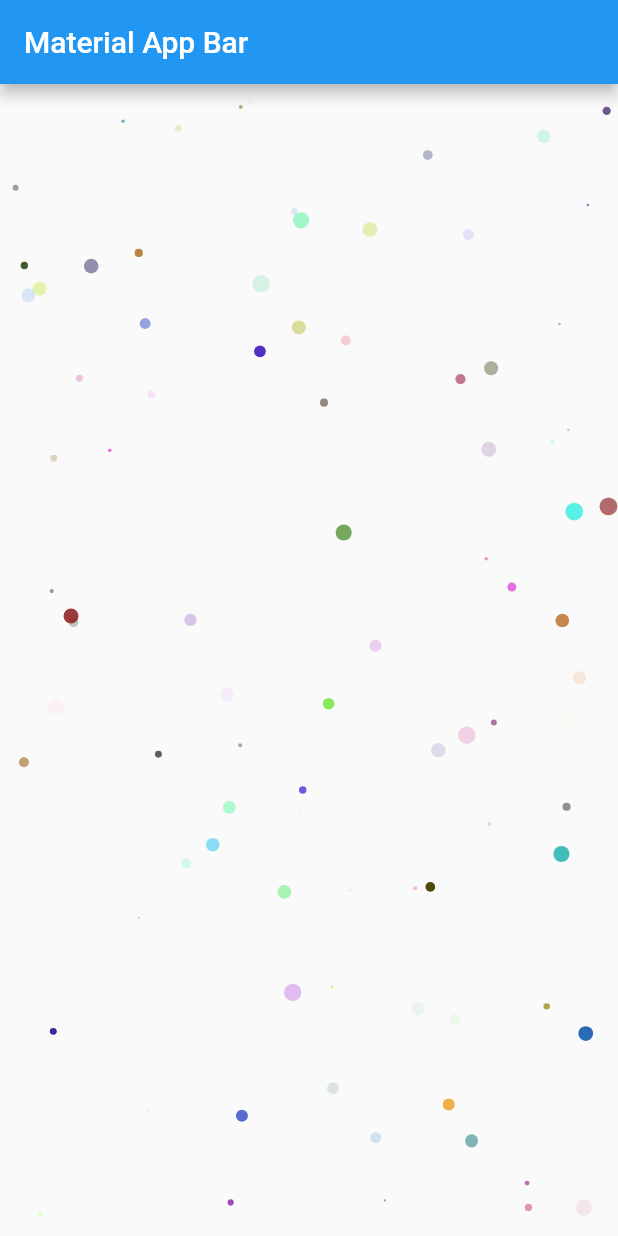
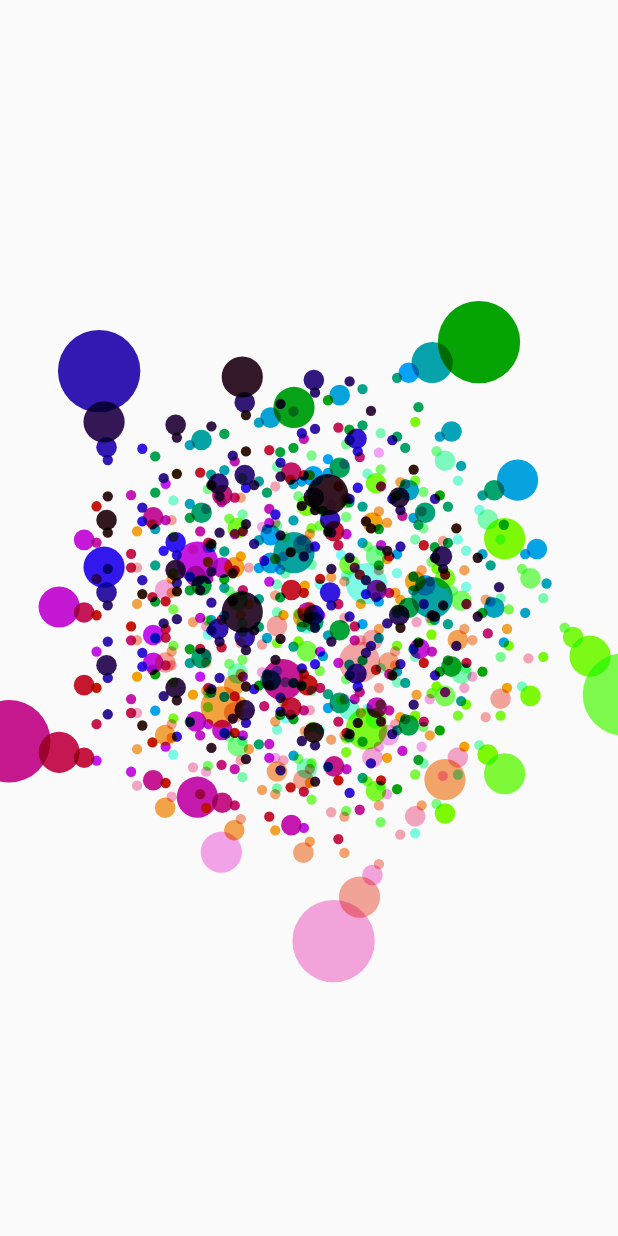
Before and after one commit to jamescardona11/flutter_art_project, a Flutter app: the screen it shows after launch, on a phone screen of 412 x 824 dp. Run offline on Flutter 3.47's test engine with Material 2 defaults, Android fonts, the phone set to English and light mode, and no system bars.

Commit message:
bounce and color cloud

```diff
--- a/lib/main.dart
+++ b/lib/main.dart
@@ -1,6 +1,7 @@
+import 'package:art_project/views/cloud_particles_view.dart';
 import 'package:flutter/material.dart';
 
-import 'views/particles/particle_view.dart';
+import 'views/moving_particles_view.dart';
 
 void main() => runApp(MyApp());
 
@@ -11,10 +12,10 @@ class MyApp extends StatelessWidget {
       title: 'Material App',
       debugShowCheckedModeBanner: false,
       home: Scaffold(
-        appBar: AppBar(
-          title: Text('Material App Bar'),
-        ),
-        body: ParticleView(),
+        // appBar: AppBar(
+        //   title: Text('Material App Bar'),
+        // ),
+        body: CloudParticlesView(),
       ),
     );
   }
--- a/lib/views/particles/particle.dart
+++ b/lib/model/particle.dart
@@ -1,8 +1,10 @@
+import 'package:art_project/utils.dart';
 import 'package:flutter/material.dart';
 import 'dart:math';
 
 class Particle {
   Offset position;
+  Offset origin;
   final Color color;
 
   final double speed;
@@ -12,10 +14,10 @@ class Particle {
   Particle({
     this.position = const Offset(-1, -1),
     this.color = Colors.deepPurple,
-    required this.speed,
-    required this.radius,
-    required this.theta,
-  });
+    this.radius = 0,
+    this.speed = 0,
+    this.theta = 0,
+  }) : origin = position;
 
   void validateAndUpdate(Random rgn, Size size) {
     final velocity = polarToCartesian(speed, theta);
@@ -33,9 +35,6 @@ class Particle {
     position = Offset(dx, dy);
   }
 
-  Offset polarToCartesian(double speed, double theta) =>
-      Offset(speed * cos(theta), speed * sin(theta));
-
   @override
   String toString() {
     return 'Position ${position.toString()}';
--- /dev/null
+++ b/lib/utils.dart
@@ -0,0 +1,22 @@
+import 'dart:math';
+import 'dart:ui';
+
+Color getRandomColor(Random rng) {
+  final a = rng.nextInt(255);
+  final r = rng.nextInt(255);
+  final g = rng.nextInt(255);
+  final b = rng.nextInt(255);
+
+  return Color.fromARGB(a, r, g, b);
+}
+
+Offset polarToCartesian(double speed, double theta) =>
+    Offset(speed * cos(theta), speed * sin(theta));
+
+Color getColorBlender(Random rng, double d, double a) {
+  final a = 255;
+  final r = (sin(d * 2 * pi) * 127 + 127).toInt();
+  final g = (cos(d * 2 * pi) * 127 + 127).toInt();
+  final b = rng.nextInt(255);
+  return Color.fromARGB(a, r, g, b);
+}
--- /dev/null
+++ b/lib/views/cloud_particles_view.dart
@@ -0,0 +1,111 @@
+import 'dart:math';
+
+import 'package:art_project/utils.dart';
+import 'package:flutter/material.dart';
+
+import 'painter/my_painter.dart';
+import '../model/particle.dart';
+
+class CloudParticlesView extends StatefulWidget {
+  CloudParticlesView({Key? key}) : super(key: key);
+
+  @override
+  CloudParticlesViewState createState() => CloudParticlesViewState();
+}
+
+class CloudParticlesViewState extends State<CloudParticlesView>
+    with SingleTickerProviderStateMixin {
+  late Animation<double> animation;
+  late AnimationController controller;
+  late Random rgn;
+
+  List<Particle> particles = [];
+
+  @override
+  void initState() {
+    super.initState();
+
+    controller = AnimationController(vsync: this, duration: const Duration(seconds: 5));
+    animation = Tween<double>(begin: 0, end: 300).animate(controller)
+      ..addListener(() {
+        if (particles.length == 0) {
+          createBlobField();
+        } else {
+          setState(() {
+            updateBlobField();
+          });
+        }
+      })
+      ..addStatusListener((status) {
+        if (status == AnimationStatus.completed) {
+          controller.repeat();
+        } else if (status == AnimationStatus.dismissed) {
+          controller.forward();
+        }
+      });
+    controller.forward();
+
+    rgn = Random(DateTime.now().millisecondsSinceEpoch);
+    // initParticles();
+  }
+
+  @override
+  Widget build(BuildContext context) {
+    return CustomPaint(
+      painter: MyPainterClass(particles, animation.value, rgn),
+      child: Container(),
+    );
+  }
+
+  @override
+  void dispose() {
+    controller.dispose();
+    super.dispose();
+  }
+
+  void createBlobField() {
+    final size = MediaQuery.of(context).size;
+    final center = Offset(size.width / 2, size.height / 2);
+
+    //* Number of blobs
+    final nb = 5;
+
+    final radius = size.width / nb;
+    final alpha = 0.2;
+
+    blobField(radius, nb, alpha, center);
+  }
+
+  void blobField(double radius, int nb, double alpha, Offset center) {
+    if (radius < 10) return;
+
+    // Angle of arc
+    // Angle between child blob
+    double theta = 0.0;
+    final dTheta = 2 * pi / nb;
+    for (int i = 0; i < nb; i++) {
+      final pos = polarToCartesian(radius, theta) + center;
+      //incrementing the angle
+      particles.add(Particle(
+        position: pos,
+        theta: theta,
+        radius: radius / 3,
+        color: getColorBlender(rgn, i / nb, alpha),
+      ));
+
+      theta += dTheta;
+      final f = 0.5;
+      blobField(radius * f, nb, alpha * 1.5, pos);
+    }
+  }
+
+  double t = 0.0;
+  final dt = 0.01;
+  final radiusFactor = 5;
+  void updateBlobField() {
+    t += dt;
+    particles.forEach((p) {
+      p.position = polarToCartesian(p.radius * radiusFactor, p.theta + t) + p.origin;
+    });
+  }
+}
--- a/lib/views/particles/particle_view.dart
+++ b/lib/views/moving_particles_view.dart
@@ -1,18 +1,20 @@
 import 'dart:math';
 
+import 'package:art_project/utils.dart';
 import 'package:flutter/material.dart';
 
-import 'my_painter.dart';
-import 'particle.dart';
+import 'painter/my_painter.dart';
+import '../model/particle.dart';
 
-class ParticleView extends StatefulWidget {
-  ParticleView({Key? key}) : super(key: key);
+class MovingParticleView extends StatefulWidget {
+  MovingParticleView({Key? key}) : super(key: key);
 
   @override
-  ParticleViewState createState() => ParticleViewState();
+  MovingParticleViewState createState() => MovingParticleViewState();
 }
 
-class ParticleViewState extends State<ParticleView> with SingleTickerProviderStateMixin {
+class MovingParticleViewState extends State<MovingParticleView>
+    with SingleTickerProviderStateMixin {
   late Animation<double> animation;
   late AnimationController controller;
   late Random rgn;
@@ -27,7 +29,7 @@ class ParticleViewState extends State<ParticleView> with SingleTickerProviderSta
   void initState() {
     super.initState();
 
-    controller = AnimationController(vsync: this, duration: const Duration(seconds: 1));
+    controller = AnimationController(vsync: this, duration: const Duration(seconds: 10));
     animation = Tween<double>(begin: 0, end: 300).animate(controller)
       ..addListener(() {
         setState(() {});
@@ -59,15 +61,6 @@ class ParticleViewState extends State<ParticleView> with SingleTickerProviderSta
     super.dispose();
   }
 
-  Color getRandomColor(Random rng) {
-    final a = rng.nextInt(255);
-    final r = rng.nextInt(255);
-    final g = rng.nextInt(255);
-    final b = rng.nextInt(255);
-
-    return Color.fromARGB(a, r, g, b);
-  }
-
   void initParticles() {
     particles = List.generate(
       total,
--- a/lib/views/particles/my_painter.dart
+++ b/lib/views/painter/my_painter.dart
@@ -1,6 +1,6 @@
 import 'dart:math';
 
-import 'package:art_project/views/particles/particle.dart';
+import 'package:art_project/model/particle.dart';
 import 'package:flutter/material.dart';
 
 class MyPainterClass extends CustomPainter {
@@ -12,12 +12,14 @@ class MyPainterClass extends CustomPainter {
 
   @override
   void paint(Canvas canvas, Size size) {
-    particles.forEach((p) {
-      p.validateAndUpdate(rgn, size);
-    });
+    // particles.forEach((p) {
+    //   p.validateAndUpdate(rgn, size);
+    // });
 
     particles.forEach((p) {
-      final paint = Paint()..color = p.color;
+      final paint = Paint()
+        ..blendMode = BlendMode.modulate
+        ..color = p.color;
       canvas.drawCircle(p.position, p.radius, paint);
     });
   }
@@ -25,6 +27,3 @@ class MyPainterClass extends CustomPainter {
   @override
   bool shouldRepaint(covariant CustomPainter oldDelegate) => true;
 }
-
-Offset polarToCartesian(double speed, double theta) =>
-    Offset(speed * cos(theta), speed * sin(theta));
```
